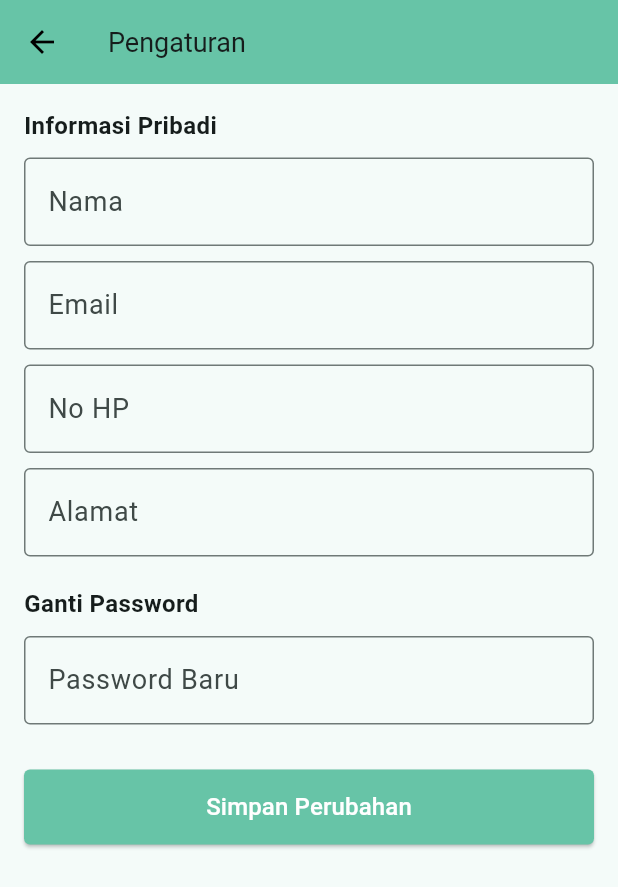
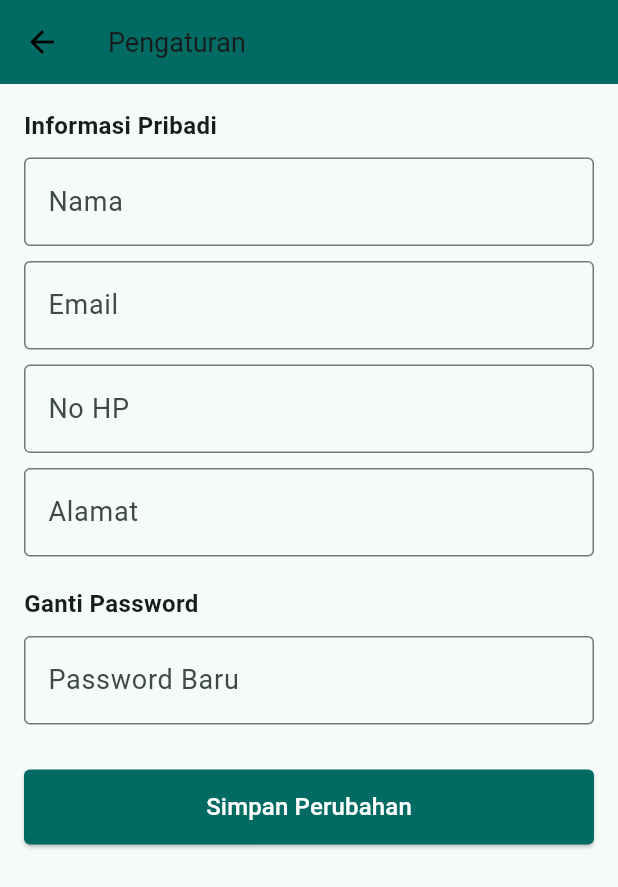
Before and after one commit to Jusper1/Frontend-Ekoperasi, a Flutter app: the SettingsPage screen opened directly with empty values, after a tap on "Simpan Perubahan", on a phone screen of 412 x 824 dp. Shown: the top 887 px of the screen. Run offline on Flutter 3.47's test engine with Material 3 defaults, Android fonts, the phone set to English and light mode, and no system bars; our stand-ins replace shared_preferences; accounts and stored records are empty; network calls fail; Roboto replaces fonts that are missing (Poppins).

Commit message:
pengaturan tukar profill

```diff
--- a/lib/customer/akun/SettingsPage.dart
+++ b/lib/customer/akun/SettingsPage.dart
@@ -6,9 +6,16 @@ import 'package:http/http.dart' as http;
 class SettingsPage extends StatefulWidget {
   final String name;
   final String email;
+  final String noHp;
+  final String alamat;
 
-  const SettingsPage({Key? key, required this.name, required this.email})
-      : super(key: key);
+  const SettingsPage({
+    Key? key,
+    required this.name,
+    required this.email,
+    required this.noHp,
+    required this.alamat,
+  }) : super(key: key);
 
   @override
   _SettingsPageState createState() => _SettingsPageState();
@@ -27,21 +34,26 @@ class _SettingsPageState extends State<SettingsPage> {
     _loadInitialData();
   }
 
-  Future<void> _loadInitialData() async {
+  void _loadInitialData() {
     _nameController.text = widget.name;
     _emailController.text = widget.email;
-
-    final prefs = await SharedPreferences.getInstance();
-    _noHpController.text = prefs.getString('user_no_hp') ?? '';
-    _alamatController.text = prefs.getString('user_alamat') ?? '';
+    _noHpController.text = widget.noHp;
+    _alamatController.text = widget.alamat;
   }
 
   Future<void> _saveChanges() async {
     final prefs = await SharedPreferences.getInstance();
-    final token = prefs.getString('token');
+    final token = prefs.getString('access_token'); // gunakan key yang benar
+
+    if (token == null) {
+      ScaffoldMessenger.of(context).showSnackBar(
+        const SnackBar(content: Text("Token tidak ditemukan")),
+      );
+      return;
+    }
 
     final response = await http.put(
-      Uri.parse('http://192.168.43.202:8000/api/update-profile'),
+      Uri.parse('http://192.168.43.202:8000/api/profile/update'),
       headers: {
         'Content-Type': 'application/json',
         'Authorization': 'Bearer $token',
@@ -57,17 +69,22 @@ class _SettingsPageState extends State<SettingsPage> {
     );
 
     if (response.statusCode == 200) {
+      // Simpan ke SharedPreferences
       await prefs.setString('user_name', _nameController.text);
       await prefs.setString('user_email', _emailController.text);
       await prefs.setString('user_no_hp', _noHpController.text);
       await prefs.setString('user_alamat', _alamatController.text);
 
+      // Tampilkan snackbar
       ScaffoldMessenger.of(context).showSnackBar(
         const SnackBar(content: Text("Profil berhasil diperbarui")),
       );
+
+      // Kembali ke halaman sebelumnya (AccountPage) dan refresh
+      Navigator.pop(context, true); // kirim sinyal ke halaman sebelumnya
     } else {
       ScaffoldMessenger.of(context).showSnackBar(
-        const SnackBar(content: Text("Gagal memperbarui profil")),
+        SnackBar(content: Text("Gagal memperbarui profil: ${response.body}")),
       );
     }
   }
@@ -80,7 +97,7 @@ class _SettingsPageState extends State<SettingsPage> {
           "Pengaturan",
           style: TextStyle(fontSize: 18, fontWeight: FontWeight.normal),
         ),
-        backgroundColor: const Color(0xFF67C4A7),
+        backgroundColor: const Color(0xFF016A63),
         elevation: 0,
         leading: IconButton(
           icon: const Icon(Icons.arrow_back, color: Colors.black),
@@ -153,7 +170,7 @@ class _SettingsPageState extends State<SettingsPage> {
                 child: ElevatedButton(
                   onPressed: _saveChanges,
                   style: ElevatedButton.styleFrom(
-                    backgroundColor: const Color(0xFF67C4A7),
+                    backgroundColor: const Color(0xFF016A63),
                     shape: RoundedRectangleBorder(
                       borderRadius: BorderRadius.circular(4),
                     ),
```
Also changed, not shown: lib/customer/akun/akuncustomer.dart (+35 -18 lines), lib/customer/credit/CreditDetailPage.dart (+75 -12 lines), lib/customer/credit/CreditListPage.dart (+72 -11 lines), lib/login.dart (+5 -3 lines).
